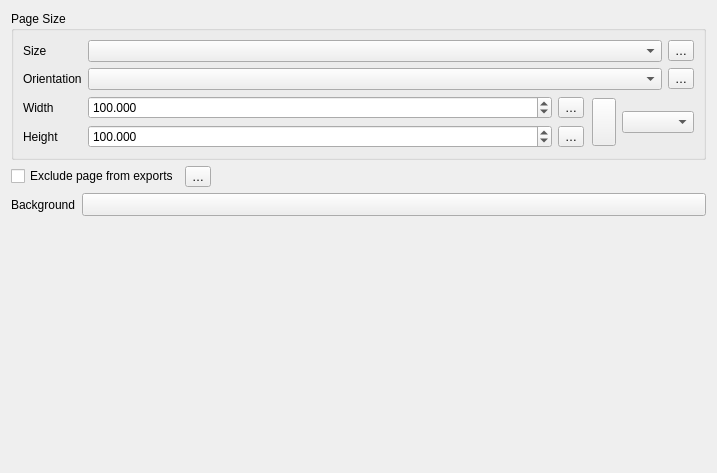
First picture: the form in src/ui/layout/qgslayoutpagepropertieswidget.ui, repository nextgis/nextgisqgis, before the edit.
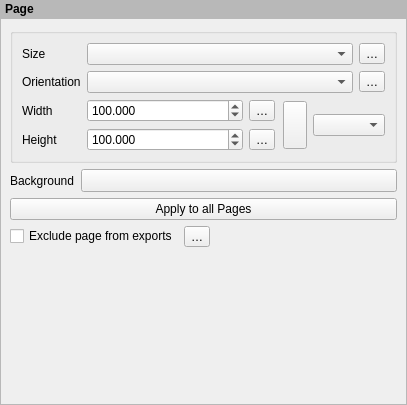
Second picture: the form after the edit. Custom widgets are drawn as their Qt base class.

The edit to the form file:
```diff
--- a/src/ui/layout/qgslayoutpagepropertieswidget.ui
+++ b/src/ui/layout/qgslayoutpagepropertieswidget.ui
@@ -6,47 +6,58 @@
    <rect>
     <x>0</x>
     <y>0</y>
-    <width>717</width>
-    <height>473</height>
+    <width>407</width>
+    <height>405</height>
    </rect>
   </property>
   <property name="windowTitle">
    <string>New Item Properties</string>
   </property>
-  <layout class="QGridLayout" name="gridLayout_2" columnstretch="0,1">
-   <item row="4" column="1">
-    <widget class="QgsSymbolButton" name="mSymbolButton">
-     <property name="enabled">
-      <bool>true</bool>
-     </property>
+  <layout class="QVBoxLayout" name="verticalLayout">
+   <property name="spacing">
+    <number>0</number>
+   </property>
+   <property name="leftMargin">
+    <number>0</number>
+   </property>
+   <property name="topMargin">
+    <number>0</number>
+   </property>
+   <property name="rightMargin">
+    <number>0</number>
+   </property>
+   <property name="bottomMargin">
+    <number>0</number>
+   </property>
+   <item>
+    <widget class="QLabel" name="mTitleLabel">
      <property name="sizePolicy">
-      <sizepolicy hsizetype="Preferred" vsizetype="Preferred">
+      <sizepolicy hsizetype="Preferred" vsizetype="Maximum">
        <horstretch>0</horstretch>
        <verstretch>0</verstretch>
       </sizepolicy>
      </property>
-     <property name="minimumSize">
-      <size>
-       <width>100</width>
-       <height>0</height>
-      </size>
+     <property name="styleSheet">
+      <string notr="true">padding: 2px; font-weight: bold; background-color: palette(mid);</string>
      </property>
      <property name="text">
-      <string/>
+      <string>Page</string>
      </property>
     </widget>
    </item>
-   <item row="4" column="0">
-    <widget class="QLabel" name="label">
-     <property name="text">
-      <string>Background</string>
+   <item>
+    <widget class="QFrame" name="frame">
+     <property name="frameShape">
+      <enum>QFrame::StyledPanel</enum>
      </property>
-    </widget>
-   </item>
+     <property name="frameShadow">
+      <enum>QFrame::Sunken</enum>
+     </property>
+     <layout class="QGridLayout" name="gridLayout_2">
    <item row="0" column="0" colspan="2">
     <widget class="QGroupBox" name="groupBox">
      <property name="title">
-      <string>Page Size</string>
+         <string/>
      </property>
      <layout class="QGridLayout" name="gridLayout" columnstretch="0,1">
       <item row="3" column="0">
@@ -202,20 +213,14 @@
      </layout>
     </widget>
    </item>
-   <item row="5" column="0">
-    <spacer name="verticalSpacer">
-     <property name="orientation">
-      <enum>Qt::Vertical</enum>
-     </property>
-     <property name="sizeHint" stdset="0">
-      <size>
-       <width>20</width>
-       <height>40</height>
-      </size>
-     </property>
-    </spacer>
-   </item>
-   <item row="1" column="0" colspan="2">
+      <item row="1" column="0">
+       <widget class="QLabel" name="label">
+        <property name="text">
+         <string>Background</string>
+        </property>
+       </widget>
+      </item>
+      <item row="3" column="0" colspan="2">
     <layout class="QHBoxLayout" name="horizontalLayout_2">
      <item>
       <widget class="QCheckBox" name="mExcludePageCheckBox">
@@ -252,15 +257,57 @@
      </item>
     </layout>
    </item>
+      <item row="1" column="1">
+       <widget class="QgsSymbolButton" name="mSymbolButton">
+        <property name="enabled">
+         <bool>true</bool>
+        </property>
+        <property name="sizePolicy">
+         <sizepolicy hsizetype="Expanding" vsizetype="Fixed">
+          <horstretch>0</horstretch>
+          <verstretch>0</verstretch>
+         </sizepolicy>
+        </property>
+        <property name="minimumSize">
+         <size>
+          <width>100</width>
+          <height>0</height>
+         </size>
+        </property>
+        <property name="text">
+         <string/>
+        </property>
+       </widget>
+      </item>
+      <item row="4" column="1">
+       <spacer name="verticalSpacer">
+        <property name="orientation">
+         <enum>Qt::Vertical</enum>
+        </property>
+        <property name="sizeHint" stdset="0">
+         <size>
+          <width>20</width>
+          <height>40</height>
+         </size>
+        </property>
+       </spacer>
+      </item>
+      <item row="2" column="0" colspan="2">
+       <widget class="QPushButton" name="mApplyToAllButton">
+        <property name="toolTip">
+         <string>Resets all other pages' size and background color to match this page</string>
+        </property>
+        <property name="text">
+         <string>Apply to all Pages</string>
+        </property>
+       </widget>
+      </item>
+     </layout>
+    </widget>
+   </item>
   </layout>
  </widget>
  <customwidgets>
-  <customwidget>
-   <class>QgsRatioLockButton</class>
-   <extends>QToolButton</extends>
-   <header>qgsratiolockbutton.h</header>
-   <container>1</container>
-  </customwidget>
   <customwidget>
    <class>QgsDoubleSpinBox</class>
    <extends>QDoubleSpinBox</extends>
@@ -281,6 +328,12 @@
    <extends>QComboBox</extends>
    <header>qgslayoutunitscombobox.h</header>
   </customwidget>
+  <customwidget>
+   <class>QgsRatioLockButton</class>
+   <extends>QToolButton</extends>
+   <header>qgsratiolockbutton.h</header>
+   <container>1</container>
+  </customwidget>
  </customwidgets>
  <tabstops>
   <tabstop>mPageSizeComboBox</tabstop>
```
Left out of the diff: 1 changed line with no effect on the pictures. Lines whose indentation alone changed are shown as unchanged.
